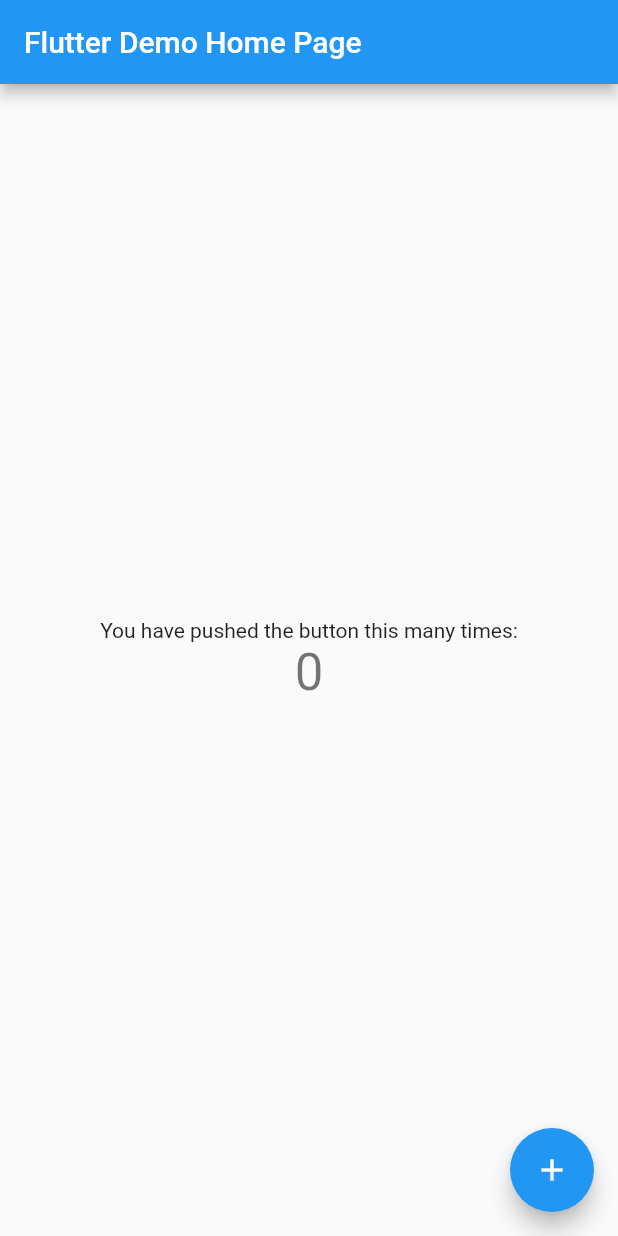
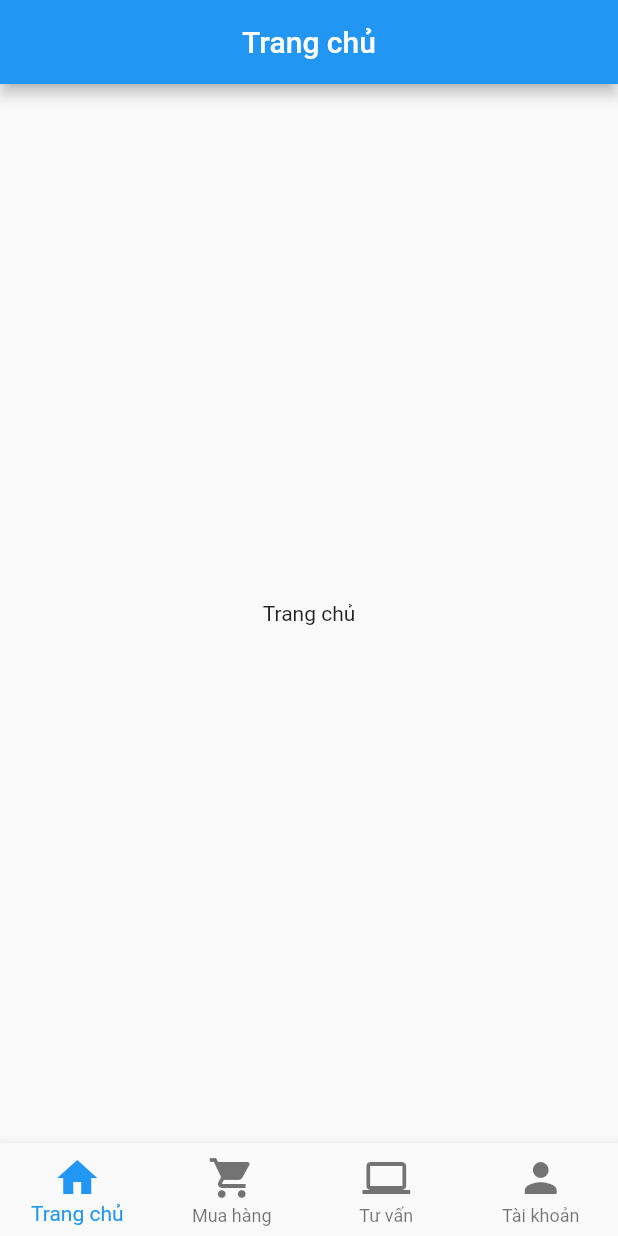
Before and after one commit to vodangkhoa2001/app_ban_laptop, a Flutter app: the screen it shows after launch, on a phone screen of 412 x 824 dp. Run offline on Flutter 3.47's test engine with Material 2 defaults, Android fonts, the phone set to English and light mode, and no system bars.

Commit message:
them loading o home page va danh muc sp

```diff
--- a/lib/main.dart
+++ b/lib/main.dart
@@ -1,115 +1,24 @@
+//import 'dart:async';
+
 import 'package:flutter/material.dart';
+import 'routes/home_page.dart';
+import 'routes/product_category.dart';
 
-void main() {
-  runApp(const MyApp());
-}
+void main() => runApp(const MyApp());
 
 class MyApp extends StatelessWidget {
   const MyApp({Key? key}) : super(key: key);
 
-  // This widget is the root of your application.
   @override
   Widget build(BuildContext context) {
     return MaterialApp(
-      title: 'Flutter Demo',
-      theme: ThemeData(
-        // This is the theme of your application.
-        //
-        // Try running your application with "flutter run". You'll see the
-        // application has a blue toolbar. Then, without quitting the app, try
-        // changing the primarySwatch below to Colors.green and then invoke
-        // "hot reload" (press "r" in the console where you ran "flutter run",
-        // or simply save your changes to "hot reload" in a Flutter IDE).
-        // Notice that the counter didn't reset back to zero; the application
-        // is not restarted.
-        primarySwatch: Colors.blue,
-      ),
-      home: const MyHomePage(title: 'Flutter Demo Home Page'),
+      debugShowCheckedModeBanner: false,
+      //home: SplashScreen(),
+      routes:{
+        '/': (context)=>const LoadingScreen(),
+        '/product_portfolio': (context)=> const ProductCategory()
+      }
+
     );
   }
 }
-
-class MyHomePage extends StatefulWidget {
-  const MyHomePage({Key? key, required this.title}) : super(key: key);
-
-  // This widget is the home page of your application. It is stateful, meaning
-  // that it has a State object (defined below) that contains fields that affect
-  // how it looks.
-
-  // This class is the configuration for the state. It holds the values (in this
-  // case the title) provided by the parent (in this case the App widget) and
-  // used by the build method of the State. Fields in a Widget subclass are
-  // always marked "final".
-
-  final String title;
-
-  @override
-  State<MyHomePage> createState() => _MyHomePageState();
-}
-
-class _MyHomePageState extends State<MyHomePage> {
-  int _counter = 0;
-
-  void _incrementCounter() {
-    setState(() {
-      // This call to setState tells the Flutter framework that something has
-      // changed in this State, which causes it to rerun the build method below
-      // so that the display can reflect the updated values. If we changed
-      // _counter without calling setState(), then the build method would not be
-      // called again, and so nothing would appear to happen.
-      _counter++;
-    });
-  }
-
-  @override
-  Widget build(BuildContext context) {
-    // This method is rerun every time setState is called, for instance as done
-    // by the _incrementCounter method above.
-    //
-    // The Flutter framework has been optimized to make rerunning build methods
-    // fast, so that you can just rebuild anything that needs updating rather
-    // than having to individually change instances of widgets.
-    return Scaffold(
-      appBar: AppBar(
-        // Here we take the value from the MyHomePage object that was created by
-        // the App.build method, and use it to set our appbar title.
-        title: Text(widget.title),
-      ),
-      body: Center(
-        // Center is a layout widget. It takes a single child and positions it
-        // in the middle of the parent.
-        child: Column(
-          // Column is also a layout widget. It takes a list of children and
-          // arranges them vertically. By default, it sizes itself to fit its
-          // children horizontally, and tries to be as tall as its parent.
-          //
-          // Invoke "debug painting" (press "p" in the console, choose the
-          // "Toggle Debug Paint" action from the Flutter Inspector in Android
-          // Studio, or the "Toggle Debug Paint" command in Visual Studio Code)
-          // to see the wireframe for each widget.
-          //
-          // Column has various properties to control how it sizes itself and
-          // how it positions its children. Here we use mainAxisAlignment to
-          // center the children vertically; the main axis here is the vertical
-          // axis because Columns are vertical (the cross axis would be
-          // horizontal).
-          mainAxisAlignment: MainAxisAlignment.center,
-          children: <Widget>[
-            const Text(
-              'You have pushed the button this many times:',
-            ),
-            Text(
-              '$_counter',
-              style: Theme.of(context).textTheme.headline4,
-            ),
-          ],
-        ),
-      ),
-      floatingActionButton: FloatingActionButton(
-        onPressed: _incrementCounter,
-        tooltip: 'Increment',
-        child: const Icon(Icons.add),
-      ), // This trailing comma makes auto-formatting nicer for build methods.
-    );
-  }
-}
--- /dev/null
+++ b/lib/routes/home_page.dart
@@ -0,0 +1,113 @@
+import 'dart:async';
+
+
+import 'package:flutter/material.dart';
+
+class LoadingScreen extends StatefulWidget {
+  const LoadingScreen({Key? key}) : super(key: key);
+
+  @override
+  _LoadingScreenState createState() => _LoadingScreenState();
+}
+
+class _LoadingScreenState extends State<LoadingScreen> {
+  @override
+  initState() {
+    super.initState();
+    Timer(const Duration(seconds: 3), () {
+      Navigator.of(context).pushReplacement(
+          MaterialPageRoute(builder: (_) => const FirstPage()));
+    });
+  }
+
+  @override
+  Widget build(BuildContext context) {
+    return Scaffold(
+      backgroundColor: Colors.blue[500],
+      body: Center(
+        child: Column(
+          mainAxisAlignment: MainAxisAlignment.center,
+          children: [
+            //logo
+            Image.asset(
+              'assets/images/logo.png',
+              height: 120,
+            ),
+            const SizedBox(
+              height: 20,
+            ),
+            const CircularProgressIndicator(
+              valueColor: AlwaysStoppedAnimation<Color>(Colors.white),
+            ),
+          ],
+        ),
+      ),
+    );
+  }
+}
+
+class FirstPage extends StatefulWidget {
+  const FirstPage({Key? key}) : super(key: key);
+
+  @override
+  _FirstPageState createState() => _FirstPageState();
+}
+
+class _FirstPageState extends State<FirstPage> {
+  int _currentIndex = 0;
+  final tabsName = [
+    const Center(
+      child: Text('Trang chủ'),
+    ),
+    const Center(
+      child: Text('Mua hàng'),
+    ),
+    const Center(
+      child: Text('Tư vấn'),
+    ),
+    const Center(
+      child: Text('Tài khoản'),
+    ),
+  ];
+
+
+  @override
+  Widget build(BuildContext context) {
+    return Scaffold(
+      appBar: AppBar(
+        backgroundColor: Colors.blue[500],
+        title: tabsName[_currentIndex],
+      ),
+      body: tabsName[_currentIndex],
+      bottomNavigationBar: BottomNavigationBar(
+        currentIndex: _currentIndex,
+        type: BottomNavigationBarType.fixed,
+        iconSize: 32,
+        items: const [
+          BottomNavigationBarItem(
+              icon: Icon(Icons.home),
+              label: 'Trang chủ',
+              backgroundColor: Colors.blue),
+          BottomNavigationBarItem(
+            icon: Icon(Icons.shopping_cart),
+            label: 'Mua hàng',
+            backgroundColor: Colors.blue,
+          ),
+          BottomNavigationBarItem(
+              icon: Icon(Icons.laptop),
+              label: 'Tư vấn',
+              backgroundColor: Colors.blue),
+          BottomNavigationBarItem(
+              icon: Icon(Icons.person),
+              label: 'Tài khoản',
+              backgroundColor: Colors.blue),
+        ],
+        onTap: (index) {
+          setState(() {
+            _currentIndex = index;
+          });
+        },
+      ),
+    );
+  }
+}
```
Also changed, not shown: lib/routes/product_category.dart (added, +34 -0 lines).
